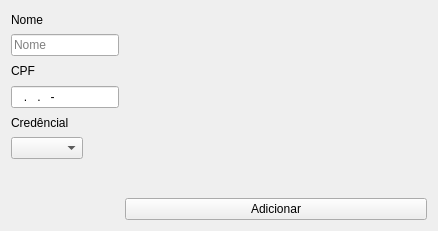
Old version of the form addpi.ui in the repository zsinx6/elainethegoddess.
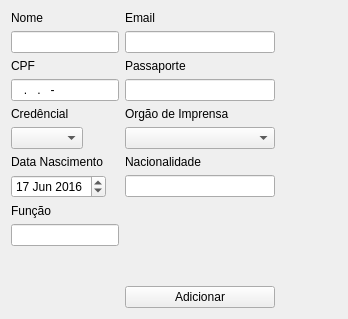
New version of the form.

Diff of the .ui file:
```diff
--- a/addpi.ui
+++ b/addpi.ui
@@ -6,8 +6,8 @@
    <rect>
     <x>0</x>
     <y>0</y>
-    <width>438</width>
-    <height>231</height>
+    <width>348</width>
+    <height>319</height>
    </rect>
   </property>
   <property name="windowTitle">
@@ -21,6 +21,13 @@
      </property>
     </widget>
    </item>
+   <item row="0" column="1">
+    <widget class="QLabel" name="label_5">
+     <property name="text">
+      <string>Email</string>
+     </property>
+    </widget>
+   </item>
    <item row="1" column="0">
     <widget class="QLineEdit" name="lineEdit">
      <property name="toolTip">
@@ -39,7 +46,20 @@
       <bool>true</bool>
      </property>
      <property name="placeholderText">
-      <string>Nome</string>
+      <string/>
+     </property>
+    </widget>
+   </item>
+   <item row="1" column="1">
+    <widget class="QLineEdit" name="qlineemail">
+     <property name="maximumSize">
+      <size>
+       <width>150</width>
+       <height>500</height>
+      </size>
+     </property>
+     <property name="maxLength">
+      <number>80</number>
      </property>
     </widget>
    </item>
@@ -50,6 +70,13 @@
      </property>
     </widget>
    </item>
+   <item row="2" column="1">
+    <widget class="QLabel" name="label_9">
+     <property name="text">
+      <string>Passaporte</string>
+     </property>
+    </widget>
+   </item>
    <item row="3" column="0">
     <widget class="QLineEdit" name="lineEdit_2">
      <property name="inputMask">
@@ -66,6 +93,19 @@
      </property>
     </widget>
    </item>
+   <item row="3" column="1">
+    <widget class="QLineEdit" name="qlinepass">
+     <property name="maximumSize">
+      <size>
+       <width>150</width>
+       <height>16777215</height>
+      </size>
+     </property>
+     <property name="inputMask">
+      <string>00000000</string>
+     </property>
+    </widget>
+   </item>
    <item row="4" column="0">
     <widget class="QLabel" name="label_3">
      <property name="text">
@@ -73,29 +113,104 @@
      </property>
     </widget>
    </item>
+   <item row="4" column="1">
+    <widget class="QLabel" name="label_4">
+     <property name="text">
+      <string>Orgão de Imprensa</string>
+     </property>
+    </widget>
+   </item>
    <item row="5" column="0">
     <widget class="QComboBox" name="comboBox"/>
    </item>
    <item row="5" column="1">
-    <spacer name="verticalSpacer_2">
+    <widget class="QComboBox" name="qcomboboxoi">
+     <property name="maximumSize">
+      <size>
+       <width>150</width>
+       <height>16777215</height>
+      </size>
+     </property>
+    </widget>
+   </item>
+   <item row="6" column="0">
+    <widget class="QLabel" name="label_6">
+     <property name="text">
+      <string>Data Nascimento</string>
+     </property>
+    </widget>
+   </item>
+   <item row="6" column="1">
+    <widget class="QLabel" name="label_7">
+     <property name="text">
+      <string>Nacionalidade</string>
+     </property>
+    </widget>
+   </item>
+   <item row="7" column="0">
+    <widget class="QDateEdit" name="qdate">
+     <property name="date">
+      <date>
+       <year>2016</year>
+       <month>6</month>
+       <day>17</day>
+      </date>
+     </property>
+    </widget>
+   </item>
+   <item row="7" column="1">
+    <widget class="QLineEdit" name="qlinenacio">
+     <property name="maximumSize">
+      <size>
+       <width>150</width>
+       <height>16777215</height>
+      </size>
+     </property>
+     <property name="maxLength">
+      <number>20</number>
+     </property>
+    </widget>
+   </item>
+   <item row="8" column="0">
+    <widget class="QLabel" name="label_8">
+     <property name="text">
+      <string>Função</string>
+     </property>
+    </widget>
+   </item>
+   <item row="9" column="0">
+    <widget class="QLineEdit" name="qlinefunc">
+     <property name="maxLength">
+      <number>30</number>
+     </property>
+    </widget>
+   </item>
+   <item row="11" column="1">
+    <widget class="QPushButton" name="addbutton">
+     <property name="maximumSize">
+      <size>
+       <width>150</width>
+       <height>16777215</height>
+      </size>
+     </property>
+     <property name="text">
+      <string>Adicionar</string>
+     </property>
+    </widget>
+   </item>
+   <item row="10" column="1">
+    <spacer name="verticalSpacer">
      <property name="orientation">
       <enum>Qt::Vertical</enum>
      </property>
      <property name="sizeHint" stdset="0">
       <size>
-       <width>286</width>
-       <height>55</height>
+       <width>20</width>
+       <height>40</height>
       </size>
      </property>
     </spacer>
    </item>
-   <item row="6" column="1">
-    <widget class="QPushButton" name="pushButton">
-     <property name="text">
-      <string>Adicionar</string>
-     </property>
-    </widget>
-   </item>
   </layout>
  </widget>
  <resources/>
```
Left out of the diff: 8 changed lines with no effect on the pictures.
